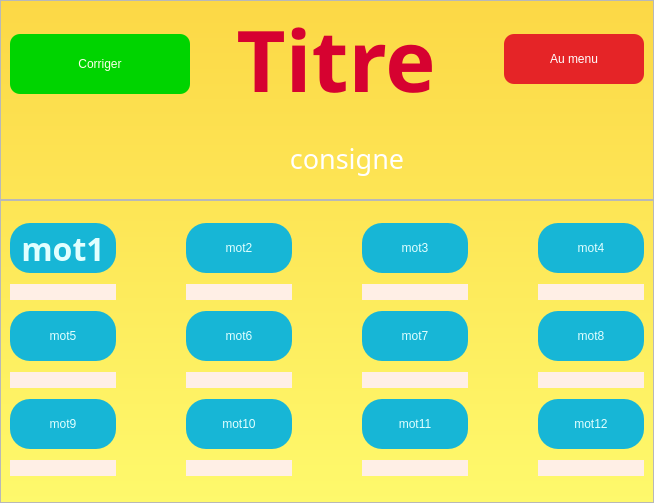
The window that Screens/Grammaire/grammaire_levelPage.ui (naderite/french-learn-app) describes before a commit, drawn with Qt 5.
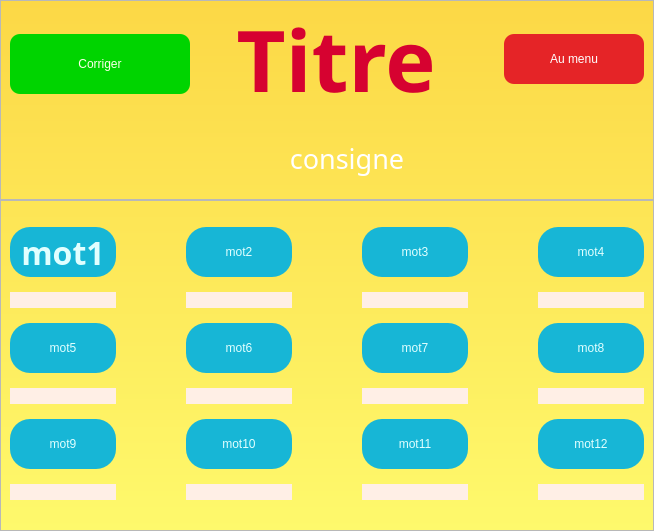
The same window after the commit.

```diff
--- a/Screens/Grammaire/grammaire_levelPage.ui
+++ b/Screens/Grammaire/grammaire_levelPage.ui
@@ -7,7 +7,7 @@
     <x>0</x>
     <y>0</y>
     <width>654</width>
-    <height>503</height>
+    <height>531</height>
    </rect>
   </property>
   <property name="windowTitle">
@@ -64,7 +64,7 @@
         <number>10</number>
        </property>
        <item row="4" column="2">
-        <widget class="QPushButton" name="btn_word11">
+        <widget class="QPushButton" name="btn_word10">
          <property name="minimumSize">
           <size>
            <width>0</width>
@@ -109,7 +109,7 @@
         </widget>
        </item>
        <item row="2" column="0">
-        <widget class="QPushButton" name="btn_word5">
+        <widget class="QPushButton" name="btn_word4">
          <property name="minimumSize">
           <size>
            <width>0</width>
@@ -135,7 +135,7 @@
         </widget>
        </item>
        <item row="0" column="2">
-        <widget class="QPushButton" name="btn_word3">
+        <widget class="QPushButton" name="btn_word2">
          <property name="minimumSize">
           <size>
            <width>0</width>
@@ -237,7 +237,7 @@
         </widget>
        </item>
        <item row="4" column="0">
-        <widget class="QPushButton" name="btn_word9">
+        <widget class="QPushButton" name="btn_word8">
          <property name="minimumSize">
           <size>
            <width>0</width>
@@ -282,7 +282,7 @@
         </widget>
        </item>
        <item row="0" column="0">
-        <widget class="QPushButton" name="btn_word1">
+        <widget class="QPushButton" name="btn_word0">
          <property name="minimumSize">
           <size>
            <width>0</width>
@@ -373,7 +373,7 @@
         </widget>
        </item>
        <item row="0" column="3">
-        <widget class="QPushButton" name="btn_word4">
+        <widget class="QPushButton" name="btn_word3">
          <property name="minimumSize">
           <size>
            <width>0</width>
@@ -399,7 +399,7 @@
         </widget>
        </item>
        <item row="2" column="3">
-        <widget class="QPushButton" name="btn_word8">
+        <widget class="QPushButton" name="btn_word7">
          <property name="minimumSize">
           <size>
            <width>0</width>
@@ -463,7 +463,7 @@
         </widget>
        </item>
        <item row="0" column="1">
-        <widget class="QPushButton" name="btn_word2">
+        <widget class="QPushButton" name="btn_word1">
          <property name="minimumSize">
           <size>
            <width>0</width>
@@ -489,7 +489,7 @@
         </widget>
        </item>
        <item row="4" column="1">
-        <widget class="QPushButton" name="btn_word10">
+        <widget class="QPushButton" name="btn_word9">
          <property name="minimumSize">
           <size>
            <width>0</width>
@@ -515,7 +515,7 @@
         </widget>
        </item>
        <item row="2" column="2">
-        <widget class="QPushButton" name="btn_word7">
+        <widget class="QPushButton" name="btn_word6">
          <property name="minimumSize">
           <size>
            <width>0</width>
@@ -541,7 +541,7 @@
         </widget>
        </item>
        <item row="4" column="3">
-        <widget class="QPushButton" name="btn_word12">
+        <widget class="QPushButton" name="btn_word11">
          <property name="minimumSize">
           <size>
            <width>0</width>
@@ -567,7 +567,7 @@
         </widget>
        </item>
        <item row="2" column="1">
-        <widget class="QPushButton" name="btn_word6">
+        <widget class="QPushButton" name="btn_word5">
          <property name="minimumSize">
           <size>
            <width>0</width>
```
